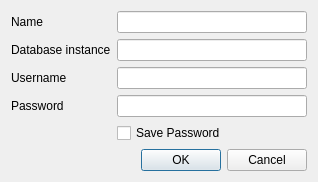
Above: qgis/src/plugins/oracle_raster/qgsoracleconnectbase.ui from sourcepole/qgis before the change. Below: the same form after it.
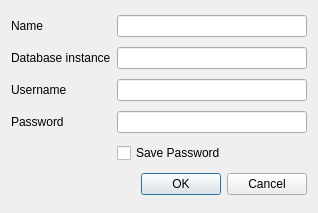
That is the form after the change. Icons and pictures are not drawn.

Commit message: Dont use form layout use grid layout (for  #2121)

Diff of the .ui file:
```diff
--- a/qgis/src/plugins/oracle_raster/qgsoracleconnectbase.ui
+++ b/qgis/src/plugins/oracle_raster/qgsoracleconnectbase.ui
@@ -7,7 +7,7 @@
     <x>0</x>
     <y>0</y>
     <width>318</width>
-    <height>177</height>
+    <height>213</height>
    </rect>
   </property>
   <property name="windowTitle">
@@ -18,7 +18,7 @@
     <normaloff/>
    </iconset>
   </property>
-  <layout class="QFormLayout" name="formLayout">
+  <layout class="QGridLayout" name="gridLayout">
    <item row="0" column="0">
     <widget class="QLabel" name="TextLabel1_2">
      <property name="text">
@@ -79,13 +79,6 @@
      </property>
     </widget>
    </item>
-   <item row="6" column="0" colspan="2">
-    <widget class="QDialogButtonBox" name="buttonBox">
-     <property name="standardButtons">
-      <set>QDialogButtonBox::Cancel|QDialogButtonBox::Ok</set>
-     </property>
-    </widget>
-   </item>
    <item row="4" column="1">
     <widget class="QCheckBox" name="chkStorePassword">
      <property name="text">
@@ -93,6 +86,13 @@
      </property>
     </widget>
    </item>
+   <item row="5" column="0" colspan="2">
+    <widget class="QDialogButtonBox" name="buttonBox">
+     <property name="standardButtons">
+      <set>QDialogButtonBox::Cancel|QDialogButtonBox::Ok</set>
+     </property>
+    </widget>
+   </item>
   </layout>
  </widget>
  <layoutdefault spacing="6" margin="11"/>
```
